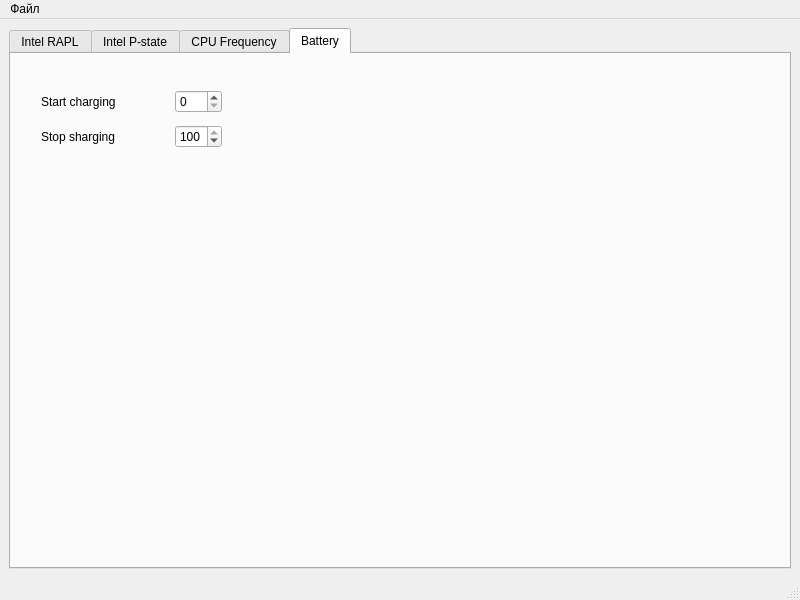
First picture: the form in main_window.ui, repository NativCos/laptop_power, before the edit.
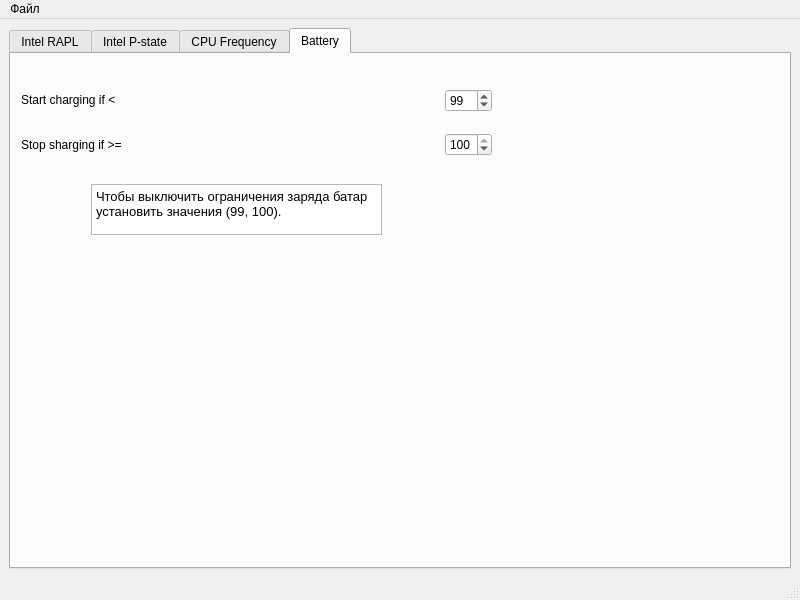
Second picture: the form after the edit. The open tabs and pages were chosen to show the change.

Diff of the .ui file:
```diff
--- a/main_window.ui
+++ b/main_window.ui
@@ -188,10 +188,10 @@
        <widget class="QWidget" name="gridLayoutWidget">
         <property name="geometry">
          <rect>
-          <x>30</x>
-          <y>30</y>
-          <width>181</width>
-          <height>72</height>
+          <x>10</x>
+          <y>20</y>
+          <width>471</width>
+          <height>98</height>
          </rect>
         </property>
         <layout class="QGridLayout" name="gridLayout">
@@ -207,36 +207,53 @@
             <number>100</number>
            </property>
            <property name="value">
-            <number>0</number>
+            <number>99</number>
+           </property>
+          </widget>
+         </item>
+         <item row="1" column="1">
+          <widget class="QSpinBox" name="spinBox_stop_charging">
+           <property name="maximum">
+            <number>100</number>
+           </property>
+           <property name="value">
+            <number>100</number>
            </property>
           </widget>
          </item>
          <item row="0" column="0">
           <widget class="QLabel" name="label_4">
            <property name="text">
-            <string>Start charging</string>
+            <string>&lt;html&gt;&lt;head/&gt;&lt;body&gt;&lt;p&gt;Start charging if &amp;lt;&lt;/p&gt;&lt;/body&gt;&lt;/html&gt;</string>
            </property>
           </widget>
          </item>
          <item row="1" column="0">
           <widget class="QLabel" name="label_6">
            <property name="text">
-            <string>Stop sharging</string>
-           </property>
-          </widget>
-         </item>
-         <item row="1" column="1">
-          <widget class="QSpinBox" name="spinBox_stop_charging">
-           <property name="maximum">
-            <number>100</number>
-           </property>
-           <property name="value">
-            <number>100</number>
+            <string>Stop sharging if &gt;=</string>
            </property>
           </widget>
          </item>
         </layout>
        </widget>
+       <widget class="QTextBrowser" name="textBrowser">
+        <property name="geometry">
+         <rect>
+          <x>80</x>
+          <y>130</y>
+          <width>291</width>
+          <height>51</height>
+         </rect>
+        </property>
+        <property name="html">
+         <string>&lt;!DOCTYPE HTML PUBLIC &quot;-//W3C//DTD HTML 4.0//EN&quot; &quot;http://www.w3.org/TR/REC-html40/strict.dtd&quot;&gt;
+&lt;html&gt;&lt;head&gt;&lt;meta name=&quot;qrichtext&quot; content=&quot;1&quot; /&gt;&lt;style type=&quot;text/css&quot;&gt;
+p, li { white-space: pre-wrap; }
+&lt;/style&gt;&lt;/head&gt;&lt;body style=&quot; font-family:'Noto Sans'; font-size:10pt; font-weight:400; font-style:normal;&quot;&gt;
+&lt;p style=&quot; margin-top:12px; margin-bottom:12px; margin-left:0px; margin-right:0px; -qt-block-indent:0; text-indent:0px;&quot;&gt;Чтобы выключить ограничения заряда батар установить значения (99, 100).&lt;/p&gt;&lt;/body&gt;&lt;/html&gt;</string>
+        </property>
+       </widget>
       </widget>
      </widget>
     </item>
```
Left out of the diff: 2 changed lines with no effect on the pictures.
